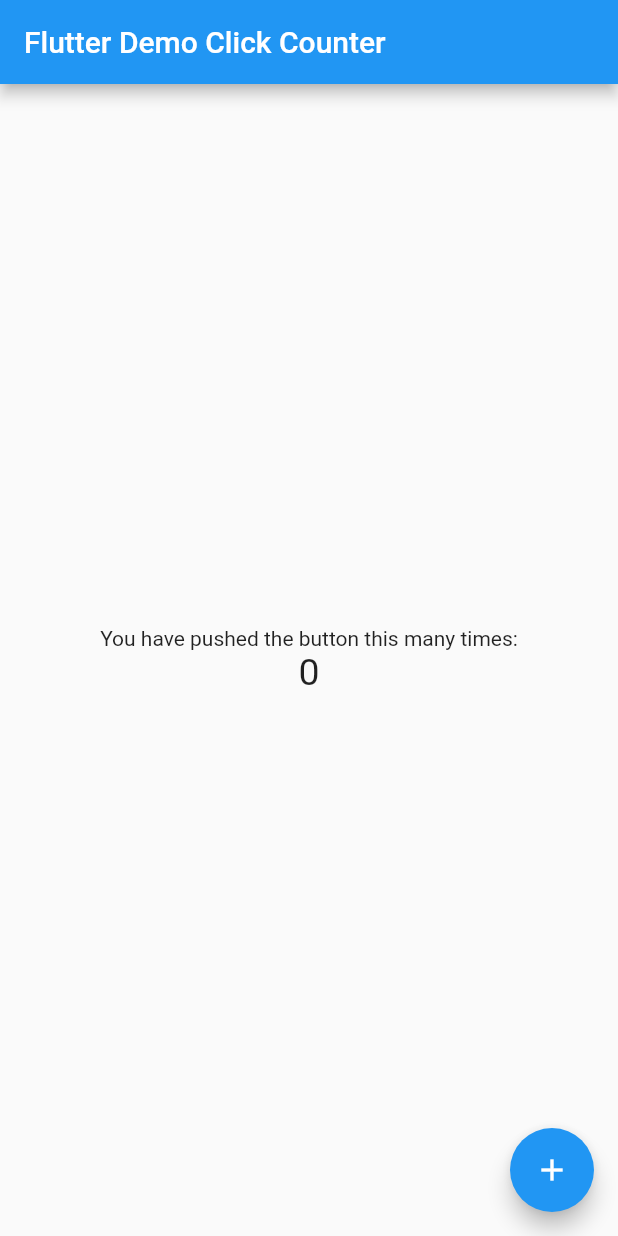
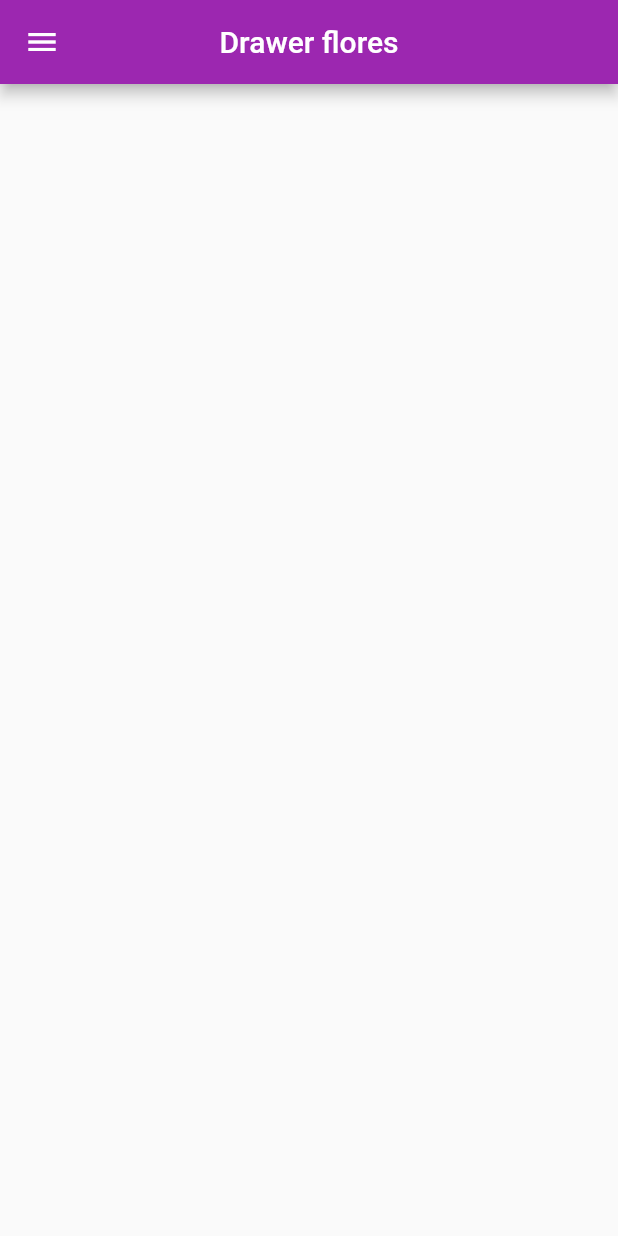
Before and after one commit to IvanFlores12/Drawer_p4, a Flutter app: the screen it shows after launch, on a phone screen of 412 x 824 dp. Run offline on Flutter 3.47's test engine with Material 2 defaults, Android fonts, the phone set to English and light mode, and no system bars.

Commit message:
DrawerV2

```diff
--- a/lib/main.dart
+++ b/lib/main.dart
@@ -9,9 +9,11 @@ class MyApp extends StatelessWidget {
   @override
   Widget build(BuildContext context) {
     return MaterialApp(
+      debugShowCheckedModeBanner: false, // esta madre quita el banner
+
       title: _title,
       theme: ThemeData(
-        primarySwatch: Colors.blue,
+        primarySwatch: Colors.purple,
       ),
       home: MyHomePage(),
     );
@@ -20,72 +22,60 @@ class MyApp extends StatelessWidget {
 
 class MyHomePage extends StatefulWidget {
   const MyHomePage({super.key});
-  // This widget is the home page of your application. It is stateful, meaning
-  // that it has a State object (defined below) that contains fields that affect
-  // how it looks.
-  // This class is the configuration for the state.
   @override
   _MyHomePageState createState() => _MyHomePageState();
 }
 
 class _MyHomePageState extends State<MyHomePage> {
-  int _counter = 0;
-
-  void _incrementCounter() {
-    setState(() {
-      // This call to setState tells the Flutter framework that something has
-      // changed in this State, which causes it to rerun the build method below
-      // so that the display can reflect the updated values. If we changed
-      // _counter without calling setState(), then the build method would not be
-      // called again, and so nothing would appear to happen.
-      _counter++;
-    });
-  }
-
   @override
   Widget build(BuildContext context) {
-    // This method is rerun every time setState is called, for instance as done
-    // by the _incrementCounter method above.
-    //
-    // The Flutter framework has been optimized to make rerunning build methods
-    // fast, so that you can just rebuild anything that needs updating rather
-    // than having to individually change instances of widgets.
     return Scaffold(
       appBar: AppBar(
-        // Here we take the value from the MyHomePage object that was created by
-        // the App.build method, and use it to set our appbar title.
-        title: Text('Flutter Demo Click Counter'),
+        title: Text('Drawer flores'),
+        centerTitle: true,
       ),
-      body: Center(
-        // Center is a layout widget. It takes a single child and positions it
-        // in the middle of the parent.
-        child: Column(
-          // Column is also a layout widget. It takes a list of children and
-          // arranges them vertically. By default, it sizes itself to fit its
-          // children horizontally, and tries to be as tall as its parent.
-          //
-          // Column has various properties to control how it sizes itself and
-          // how it positions its children. Here we use mainAxisAlignment to
-          // center the children vertically; the main axis here is the vertical
-          // axis because Columns are vertical (the cross axis would be
-          // horizontal).
-          mainAxisAlignment: MainAxisAlignment.center,
-          children: <Widget>[
-            Text(
-              'You have pushed the button this many times:',
+      drawer: Drawer(
+        child: ListView(
+          // Important: Remove any padding from the ListView.
+          padding: EdgeInsets.zero,
+          children: [
+            const DrawerHeader(
+              decoration: BoxDecoration(
+                color: Colors.purple,
+              ),
+              child: Text('Encabezado del Drawer'),
             ),
-            Text(
-              '$_counter',
-              style: TextStyle(fontSize: 25),
+            ListTile(
+              leading: Icon(
+                Icons.outbond_outlined,
+              ),
+              title: const Text('Pagina 1'),
+              onTap: () {
+                Navigator.pop(context);
+              },
+            ),
+            ListTile(
+              leading: Icon(
+                Icons.train,
+              ),
+              title: const Text('Pagina 2'),
+              onTap: () {
+                Navigator.pop(context);
+              },
+            ),
+            ListTile(
+              leading: Icon(
+                Icons.sensor_door_sharp,
+              ),
+              title: const Text('Pagina 3'),
+              onTap: () {
+                Navigator.pop(context);
+              },
             ),
           ],
         ),
       ),
-      floatingActionButton: FloatingActionButton(
-        onPressed: _incrementCounter,
-        tooltip: 'Increment',
-        child: Icon(Icons.add),
-      ),
+      body: Center(),
     );
   }
 }
```
